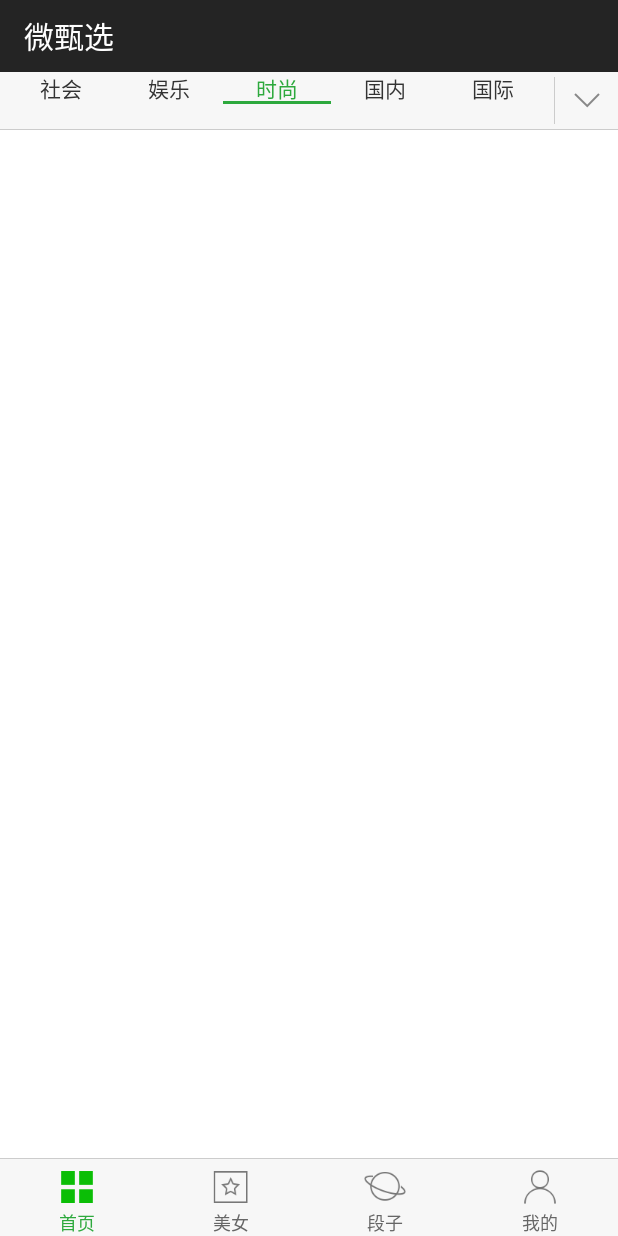
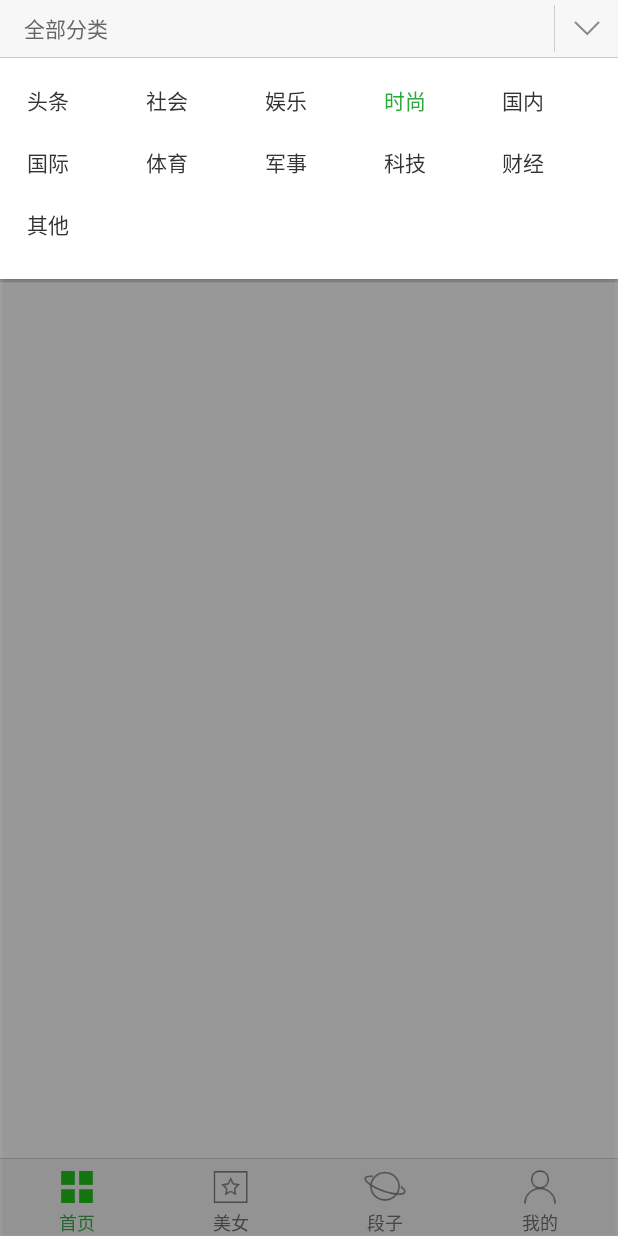
Before and after one commit to linxcool/wechoice, an Android app: the screen it shows after launch (MainActivity), after a tap on an icon or button, on a phone screen of 412 x 824 dp. Run offline under Robolectric (Android 15) with nearby library versions, the phone set to English and light mode, and no system bars; our stand-ins replace ButterKnife, RxJava; libraries missing offline, so code that uses them is left out: com.jcodecraeer.xrecyclerview; pictures from the network do not load; 14 statements that could not run were skipped.

Commit message:
article v1.5.1

```diff
--- a/app/src/main/java/com/linxcool/wechoice/data/model/MainModel.java
+++ b/app/src/main/java/com/linxcool/wechoice/data/model/MainModel.java
@@ -32,6 +32,7 @@ public class MainModel implements MainContract.Model {
         categories.add(new ArticleCategory("junshi", "军事"));
         categories.add(new ArticleCategory("keji", "科技"));
         categories.add(new ArticleCategory("caijing", "财经"));
+        categories.add(new ArticleCategory("qita", "其他"));
         return Observable.just(Reply.success(categories)).observeOn(AndroidSchedulers.mainThread());
     }
 
--- a/app/src/main/java/com/linxcool/wechoice/ui/fragment/MainArticlesFragment.java
+++ b/app/src/main/java/com/linxcool/wechoice/ui/fragment/MainArticlesFragment.java
@@ -194,7 +194,7 @@ public class MainArticlesFragment extends BaseFragment<MainArticlePresenter, Mai
 
             if (holder instanceof ArticleViewHolder) {
                 ArticleViewHolder holder1 = (ArticleViewHolder) holder;
-                 Glide.with(getActivity()).load(item.getThumbnails()).into(holder1.ivIcon);
+                Glide.with(getActivity()).load(item.getThumbnails()).into(holder1.ivIcon);
             } else if (holder instanceof ArticleViewHolder3) {
                 ArticleViewHolder3 holder3 = (ArticleViewHolder3) holder;
                 Glide.with(getActivity()).load(item.getThumbnails()).into(holder3.ivIcon);
--- a/app/src/main/java/com/linxcool/wechoice/ui/fragment/MainFragment.java
+++ b/app/src/main/java/com/linxcool/wechoice/ui/fragment/MainFragment.java
@@ -1,17 +1,25 @@
 package com.linxcool.wechoice.ui.fragment;
 
 import android.app.Activity;
+import android.graphics.Color;
+import android.graphics.drawable.ColorDrawable;
 import android.os.Bundle;
 import android.support.design.widget.TabLayout;
 import android.support.v4.app.Fragment;
 import android.support.v4.app.FragmentManager;
 import android.support.v4.app.FragmentPagerAdapter;
 import android.support.v4.view.ViewPager;
+import android.support.v7.widget.GridLayoutManager;
+import android.support.v7.widget.RecyclerView;
 import android.view.LayoutInflater;
+import android.view.MotionEvent;
 import android.view.View;
 import android.view.ViewGroup;
 import android.widget.ImageView;
+import android.widget.PopupWindow;
+import android.widget.TextView;
 
+import com.linxcool.andbase.ui.util.DisplayUtil;
 import com.linxcool.wechoice.R;
 import com.linxcool.wechoice.base.BaseFragment;
 import com.linxcool.wechoice.contract.MainContract;
@@ -39,7 +47,10 @@ public class MainFragment extends BaseFragment<MainPresenter, MainModel> impleme
     @BindView(R.id.subPages)
     ViewPager subPages;
 
-    CmnFragmentPagerAdapter adapter;
+    PopupWindow popupWindow;
+    CmnFragmentPagerAdapter pageAdapter;
+    PobupAdapter popupAdapter;
+    List<ArticleCategory> categories = new ArrayList<>();
 
     @Override
     protected int getLayout(Activity activity) {
@@ -48,31 +59,44 @@ public class MainFragment extends BaseFragment<MainPresenter, MainModel> impleme
 
     @Override
     protected void initViews(LayoutInflater inflater, Bundle bundle) {
-        subPages.setAdapter(adapter = new CmnFragmentPagerAdapter(getFragmentManager()));
+        subPages.setAdapter(pageAdapter = new CmnFragmentPagerAdapter(getFragmentManager()));
         subTabs.setupWithViewPager(subPages);
         subTabs.setTabMode(TabLayout.MODE_SCROLLABLE);
+
+        View popupView = inflater.inflate(R.layout.popup_article_categorys, null);
+        RecyclerView recyclerView = (RecyclerView) popupView.findViewById(R.id.grid);
+        recyclerView.setLayoutManager(new GridLayoutManager(getActivity(), 5));
+        recyclerView.setAdapter(popupAdapter = new PobupAdapter());
+
+        popupView.setOnTouchListener(new View.OnTouchListener() {
+            @Override
+            public boolean onTouch(View v, MotionEvent event) {
+                popupWindow.dismiss();
+                return false;
+            }
+        });
+        popupWindow = new PopupWindow(popupView,
+                DisplayUtil.getScreenWidth(getActivity()),
+                DisplayUtil.getScreenHeight(getActivity()));
+        popupWindow.setBackgroundDrawable(new ColorDrawable(Color.TRANSPARENT));
+        popupWindow.setOutsideTouchable(true);
+        popupWindow.setAnimationStyle(0);
     }
 
     @Override
-    public void showCategorys(List<ArticleCategory> categories) {
-        adapter.refresh(categories);
+    public void showCategorys(List<ArticleCategory> data) {
+        categories.clear();
+        categories.addAll(data);
+        pageAdapter.notifyDataSetChanged();
+        popupAdapter.notifyDataSetChanged();
     }
 
     @OnClick(R.id.ivMore)
     public void onClick() {
+        popupWindow.showAsDropDown(subTabs, 0, -dp2px(38));
     }
 
     class CmnFragmentPagerAdapter extends FragmentPagerAdapter {
-
-        private List<ArticleCategory> categories = new ArrayList<>();
-
-        public void refresh(List<ArticleCategory> data) {
-            if (data != null) {
-                categories.clear();
-                categories.addAll(data);
-                notifyDataSetChanged();
-            }
-        }
 
         public CmnFragmentPagerAdapter(FragmentManager fm) {
             super(fm);
@@ -93,4 +117,47 @@ public class MainFragment extends BaseFragment<MainPresenter, MainModel> impleme
             return categories.get(position).getName();
         }
     }
+
+    class PobupAdapter extends RecyclerView.Adapter<PobupViewHolder> {
+
+        @Override
+        public PobupViewHolder onCreateViewHolder(ViewGroup parent, int viewType) {
+            View view = LayoutInflater.from(parent.getContext()).inflate(
+                    R.layout.popup_article_categorys_item, parent, false);
+            return new PobupViewHolder(view);
+        }
+
+        @Override
+        public void onBindViewHolder(PobupViewHolder holder, int position) {
+            holder.tvTitle.setText(categories.get(position).getName());
+            int current = subPages.getCurrentItem();
+            if (current == position) {
+                holder.tvTitle.setTextColor(getColor(R.color.subtab_text_selected));
+            } else {
+                holder.tvTitle.setTextColor(getColor(R.color.subtab_text_default));
+            }
+        }
+
+        @Override
+        public int getItemCount() {
+            return categories.size();
+        }
+    }
+
+    class PobupViewHolder extends RecyclerView.ViewHolder implements View.OnClickListener {
+
+        @BindView(R.id.tvTitle)
+        TextView tvTitle;
+
+        PobupViewHolder(View view) {
+            super(view);
+            ButterKnife.bind(this, view);
+            view.setOnClickListener(this);
+        }
+
+        @Override
+        public void onClick(View v) {
+            int pos = getLayoutPosition();
+        }
+    }
 }
--- a/app/src/main/res/layout/fragment_main.xml
+++ b/app/src/main/res/layout/fragment_main.xml
@@ -39,7 +39,6 @@
             android:src="@drawable/ic_more_down"/>
     </RelativeLayout>
 
-
     <View
         android:layout_width="match_parent"
         android:layout_height="1px"
--- /dev/null
+++ b/app/src/main/res/layout/popup_article_categorys.xml
@@ -0,0 +1,61 @@
+<?xml version="1.0" encoding="utf-8"?>
+<RelativeLayout xmlns:android="http://schemas.android.com/apk/res/android"
+    android:layout_width="match_parent"
+    android:layout_height="match_parent"
+    android:background="@color/dark_cover">
+
+    <android.support.v7.widget.RecyclerView
+        android:id="@+id/grid"
+        android:layout_width="match_parent"
+        android:layout_height="wrap_content"
+        android:layout_below="@+id/popupTitleLayout"
+        android:background="@color/white"
+        android:paddingBottom="16dp"
+        android:paddingLeft="@dimen/def_padding"
+        android:paddingRight="@dimen/def_padding"
+        android:paddingTop="@dimen/def_padding" />
+
+    <View
+        android:layout_width="match_parent"
+        android:layout_height="1px"
+        android:layout_below="@+id/popupTitleLayout"
+        android:background="@color/gray_split" />
+
+    <RelativeLayout
+        android:id="@+id/popupTitleLayout"
+        android:layout_width="match_parent"
+        android:layout_height="38dp"
+        android:layout_alignParentLeft="true"
+        android:layout_alignParentStart="true"
+        android:layout_alignParentTop="true"
+        android:background="@color/tab_bg">
+
+        <TextView
+            android:layout_width="match_parent"
+            android:layout_height="wrap_content"
+            android:layout_centerVertical="true"
+            android:layout_marginLeft="16dp"
+            android:text="@string/txt_all_categorys"
+            android:textColor="@color/gray"
+            android:textSize="14sp" />
+
+        <View
+            android:id="@+id/vLine"
+            android:layout_width="1px"
+            android:layout_height="match_parent"
+            android:layout_marginBottom="3dp"
+            android:layout_marginTop="3dp"
+            android:layout_toLeftOf="@+id/ivMore"
+            android:background="@color/gray_split" />
+
+        <ImageView
+            android:id="@+id/ivMore"
+            android:layout_width="42dp"
+            android:layout_height="match_parent"
+            android:layout_alignParentRight="true"
+            android:layout_centerVertical="true"
+            android:background="@drawable/bg_touch_tab"
+            android:scaleType="center"
+            android:src="@drawable/ic_more_down" />
+    </RelativeLayout>
+</RelativeLayout>
--- /dev/null
+++ b/app/src/main/res/layout/popup_article_categorys_item.xml
@@ -0,0 +1,15 @@
+<?xml version="1.0" encoding="utf-8"?>
+<FrameLayout xmlns:android="http://schemas.android.com/apk/res/android"
+    android:layout_width="wrap_content"
+    android:layout_height="wrap_content"
+    android:layout_gravity="center">
+
+    <TextView
+        android:id="@+id/tvTitle"
+        style="@style/txtMiddle"
+        android:layout_width="wrap_content"
+        android:layout_height="wrap_content"
+        android:background="@drawable/bg_touch"
+        android:padding="10dp" />
+
+</FrameLayout>
--- a/app/src/main/res/values/colors.xml
+++ b/app/src/main/res/values/colors.xml
@@ -5,6 +5,7 @@
     <color name="def_hard">#ff2da93d</color>
 
     <color name="dark">#242424</color>
+    <color name="dark_cover">#55242424</color>
 
     <color name="gray">#666666</color>
     <color name="gray_hard">#333333</color>
--- a/app/src/main/res/values/strings.xml
+++ b/app/src/main/res/values/strings.xml
@@ -12,5 +12,5 @@
     <!-- TODO: Remove or change this placeholder text -->
     <string name="hello_blank_fragment">Hello blank fragment</string>
 
-
+    <string name="txt_all_categorys">全部分类</string>
 </resources>
--- a/app/src/main/res/values/styles.xml
+++ b/app/src/main/res/values/styles.xml
@@ -18,6 +18,11 @@
     <style name="Widget.Design.AppBarLayout" parent="android:Widget">
         <item name="elevation">0dp</item>
         <item name="android:background">?attr/colorPrimary</item>
+    </style>
+
+    <style name="LPopupAnimStyle">
+        <item name="android:windowEnterAnimation">@anim/in_alpha</item>
+        <item name="android:windowExitAnimation">@anim/out_alpha</item>
     </style>
 
     <style name="tabItem">
```
